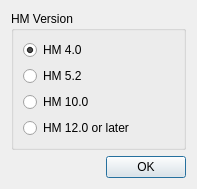
Before: the Qt Designer form src/views/bitstreamversionselector.ui in lheric/GitlHEVCAnalyzer, drawn with Qt 5.
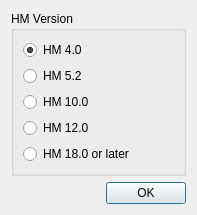
After: the same form once the commit is applied.

Commit message:
Add HM 18.0 to the bitstream version selector
The new radio button selects version 180, which runs decoders/HM_180.
The HM 12.0 entry is relabelled from "HM 12.0 or later" to "HM 12.0".

Patch:
```diff
--- a/src/views/bitstreamversionselector.ui
+++ b/src/views/bitstreamversionselector.ui
@@ -7,7 +7,7 @@
     <x>0</x>
     <y>0</y>
     <width>197</width>
-    <height>165</height>
+    <height>185</height>
    </rect>
   </property>
   <property name="windowTitle">
@@ -57,7 +57,14 @@
           <item>
            <widget class="QRadioButton" name="version120">
             <property name="text">
-             <string>HM 12.0 or later</string>
+             <string>HM 12.0</string>
+            </property>
+           </widget>
+          </item>
+          <item>
+           <widget class="QRadioButton" name="version180">
+            <property name="text">
+             <string>HM 18.0 or later</string>
             </property>
            </widget>
           </item>
```
The commit also changes 2 other files.
